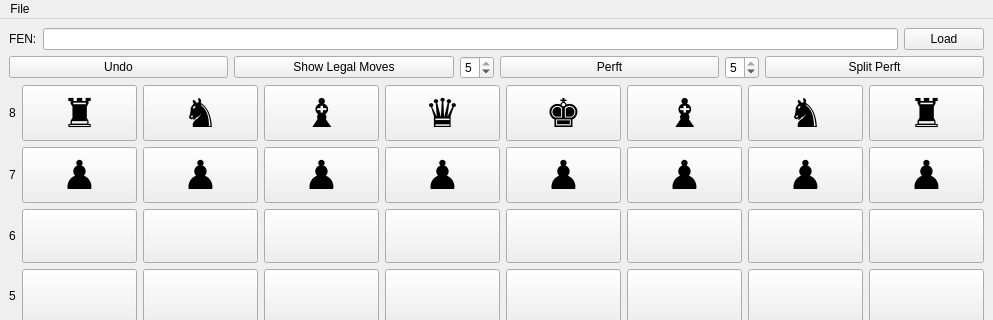
Above: ui_design.ui from jwwwb/CheshireBot before the change; both pictures show x 0 to 993 and y 0 to 320 of the 993 by 618 pixel window. Below: the same form after it.
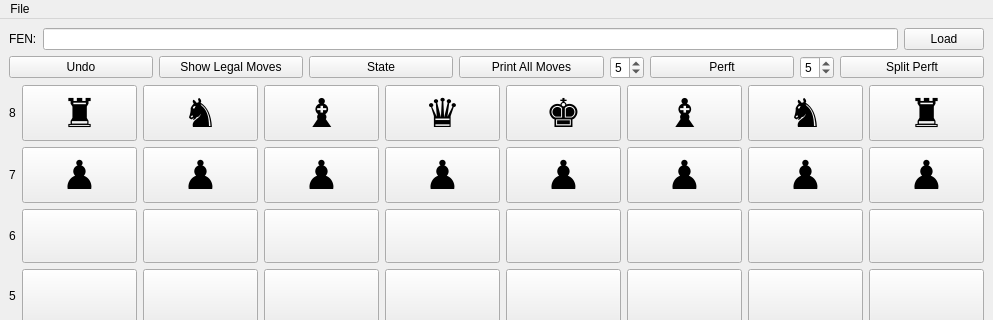
That is the form after the change.

What changed in the file:
```diff
--- a/ui_design.ui
+++ b/ui_design.ui
@@ -63,6 +63,20 @@
           </property>
          </widget>
         </item>
+        <item>
+         <widget class="QPushButton" name="pushButtonState">
+          <property name="text">
+           <string>State</string>
+          </property>
+         </widget>
+        </item>
+        <item>
+         <widget class="QPushButton" name="pushButtonPrintMoves">
+          <property name="text">
+           <string>Print All Moves</string>
+          </property>
+         </widget>
+        </item>
         <item>
          <widget class="QSpinBox" name="spinBoxPerft">
           <property name="sizePolicy">
@@ -75,7 +89,7 @@
            <number>1</number>
           </property>
           <property name="maximum">
-           <number>5</number>
+           <number>7</number>
           </property>
           <property name="value">
            <number>5</number>
@@ -101,7 +115,7 @@
            <number>1</number>
           </property>
           <property name="maximum">
-           <number>5</number>
+           <number>8</number>
           </property>
           <property name="value">
            <number>5</number>
```
Left out of the diff: 6 changed lines with no effect on the pictures.
